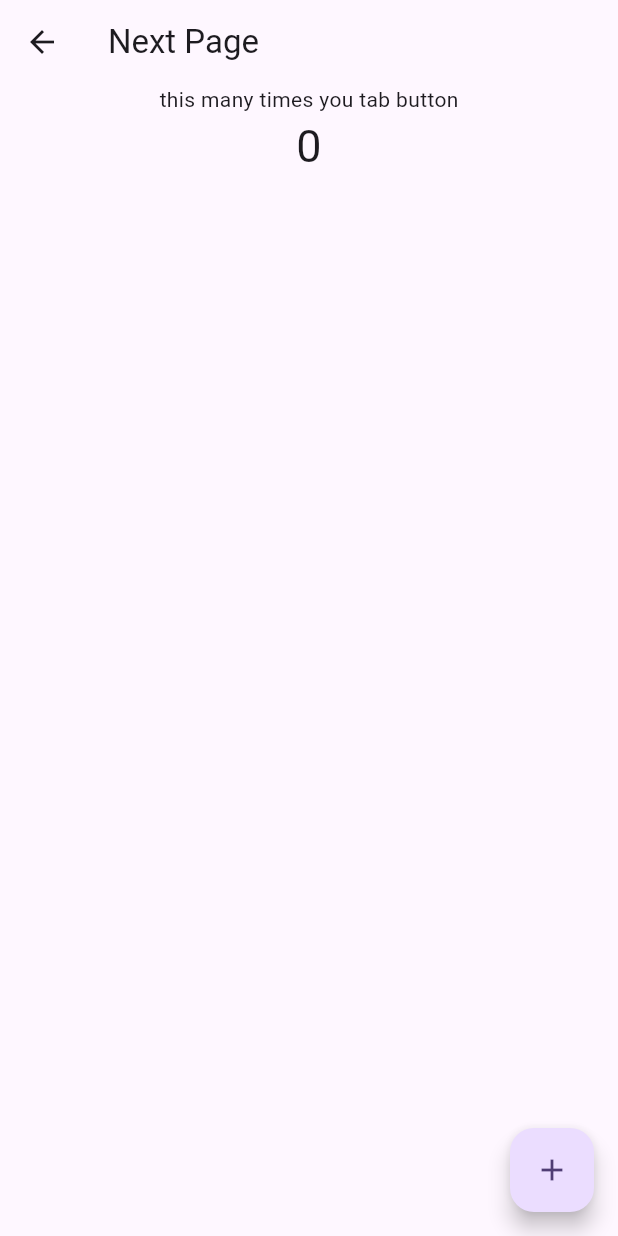
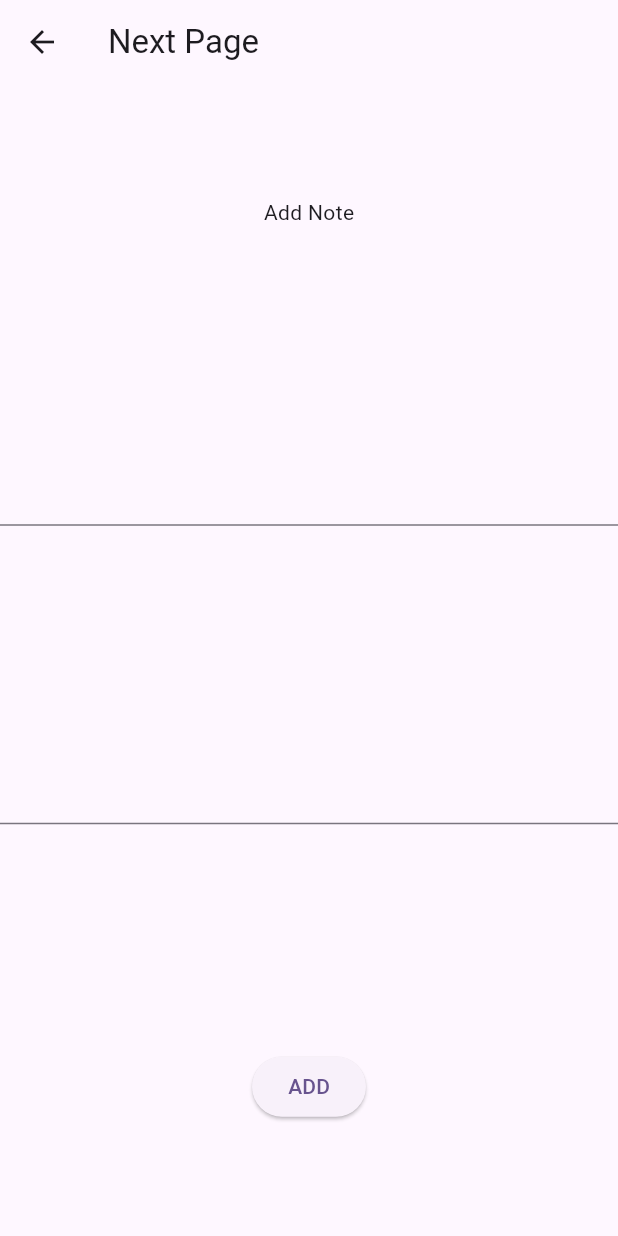
Before and after one commit to pallavipatil1998/Cubit, a Flutter app: the screen it shows after launch, after a tap on the "navigate next" icon, on a phone screen of 412 x 824 dp. Run offline on Flutter 3.47's test engine with Material 3 defaults, Android fonts, the light colour scheme and no system bars; our stand-ins replace flutter_bloc.

Commit message:
Add & Delete Note using Cubit

```diff
--- a/lib/counter_cubit.dart
+++ /dev/null
@@ -1,18 +0,0 @@
-import 'package:cubit_statemanagement/counter_state.dart';
-import 'package:flutter_bloc/flutter_bloc.dart';
-
-class CounterCubit extends Cubit<CounterState>{
-
-  //initial state
-  CounterCubit():super(CounterState(count: 0));
-
-  //increment fun
- void increment(){
-   emit(CounterState(count: state.count+1));
- }
-
- //decrement fun
-void decrement(){
-   emit(CounterState(count: state.count-1));
-}
-}
--- a/lib/counter_state.dart
+++ /dev/null
@@ -1,7 +0,0 @@
-class CounterState{
-
-  int count;
-
-  CounterState({required this.count});
-
-}
--- /dev/null
+++ b/lib/list_cubit.dart
@@ -0,0 +1,24 @@
+import 'package:cubit_statemanagement/list_state.dart';
+import 'package:flutter_bloc/flutter_bloc.dart';
+
+class ListCubit extends Cubit<ListState>{
+
+  //initial state
+ListCubit():super(ListState(noteList: []));
+
+
+void addNote(Map<String,dynamic> note){
+  var listData=state.noteList;
+  listData.add(note);
+  emit(ListState(noteList: listData));
+
+}
+
+
+void deleteNote(int index){
+  var listData=state.noteList;
+  listData.removeAt(index);
+  emit(ListState(noteList:listData));
+}
+
+}
--- /dev/null
+++ b/lib/list_state.dart
@@ -0,0 +1,6 @@
+class ListState{
+
+List<Map<String,dynamic>> noteList=[];
+  ListState({required this.noteList});
+
+}
--- a/lib/main.dart
+++ b/lib/main.dart
@@ -1,13 +1,12 @@
-import 'package:cubit_statemanagement/counter_cubit.dart';
+import 'package:cubit_statemanagement/list_cubit.dart';
 import 'package:flutter/material.dart';
 import 'package:flutter_bloc/flutter_bloc.dart';
-
-import 'counter_state.dart';
+import 'list_state.dart';
 import 'next_page.dart';
 
 void main() {
   runApp(BlocProvider(
-      create: (context) => CounterCubit(),
+      create: (context) =>ListCubit(),
     child: MyApp(),
   ));
 }
@@ -38,35 +37,34 @@ class HomePage extends StatelessWidget {
   Widget build(BuildContext context) {
     return Scaffold(
       appBar: AppBar(title: Text("Home Page"),),
-      body: Center(
-        child: Column(
-          children: [
-            Center(child: Text("this many times you tab button")),
-
-            BlocBuilder<CounterCubit,CounterState>(builder: (context,state){
-              return Text("${state.count}",style: TextStyle(fontSize: 30),);
-
-            }),
-
-          ],
-        ),
+      body: BlocBuilder<ListCubit,ListState>(
+          builder: (context,state){
+            return ListView.builder(
+              itemCount: state.noteList.length,
+                itemBuilder: (ctx,index){
+                  return ListTile(
+                    leading: Text("$index+1"),
+                    title: Text("${state.noteList[index]["title"]}"),
+                    subtitle:Text("${state.noteList[index]["desc"]}"),
+                    trailing: InkWell(
+                      onTap: (){
+                        BlocProvider.of<ListCubit>(context).deleteNote(index);
+                        // context.read<ListCubit>().deleteNote(index);
+                      },
+                        child: Icon(Icons.delete)),
+                  );
+                }
+            );
+          }
+      ),
+      floatingActionButton: FloatingActionButton(
+        onPressed: (){
+          Navigator.push(context, MaterialPageRoute(builder: (context) => NextPage(),));
+        },
+        child: Icon(Icons.navigate_next),
       ),
 
-      floatingActionButton: Row(
-        mainAxisAlignment: MainAxisAlignment.spaceAround,
-        children: [
-          FloatingActionButton(
-            onPressed: (){
-              BlocProvider.of<CounterCubit>(context).decrement();
 
-            },
-            child: Icon(Icons.remove),),
-          FloatingActionButton(onPressed: (){
-            Navigator.push(context, MaterialPageRoute(builder: (context) => NextPage(),));
-          },
-            child: Icon(Icons.navigate_next),)
-        ],
-      ),
-    ); ;
+    );
   }
 }
--- a/lib/next_page.dart
+++ b/lib/next_page.dart
@@ -1,10 +1,11 @@
-import 'package:cubit_statemanagement/counter_cubit.dart';
-import 'package:cubit_statemanagement/counter_state.dart';
+import 'package:cubit_statemanagement/list_cubit.dart';
 import 'package:flutter/material.dart';
 import 'package:flutter_bloc/flutter_bloc.dart';
 
 class NextPage extends StatelessWidget {
-  const NextPage({super.key});
+  var titleController=TextEditingController();
+  var descController=TextEditingController();
+
 
   @override
   Widget build(BuildContext context) {
@@ -12,24 +13,30 @@ class NextPage extends StatelessWidget {
       appBar:  AppBar(
         title: Text("Next Page"),
       ),
-      body: Container(
-        child: Column(
-          children: [
-            Center(child: Text("this many times you tab button")),
-           BlocBuilder<CounterCubit,CounterState>(builder: (ctx,state){
-             return Text("${state.count}",style: TextStyle(fontSize: 30),);
+      body: Column(
+        mainAxisAlignment: MainAxisAlignment.spaceAround,
+        children: [
+          Text("Add Note"),
+          TextField(controller: titleController,),
+          TextField(controller: descController,),
+          ElevatedButton(
+              onPressed: (){
+                var mTitle=titleController.text.toString();
+                var mDesc=descController.text.toString();
+               if(mTitle!="" && mDesc!=""){
+                 context.read<ListCubit>().addNote(
+                     {
+                       "title":mTitle,
+                       "desc": mDesc
+                     }
+                 );
+               }
+              },
+              child:Text("ADD")
+          )
+        ],
+      )
 
-           })
-
-          ],
-        ),
-      ),
-      floatingActionButton: FloatingActionButton(
-          onPressed: (){
-            BlocProvider.of<CounterCubit>(context).increment();
-          },
-        child: Icon(Icons.add),
-      ),
     );
   }
 }
```
